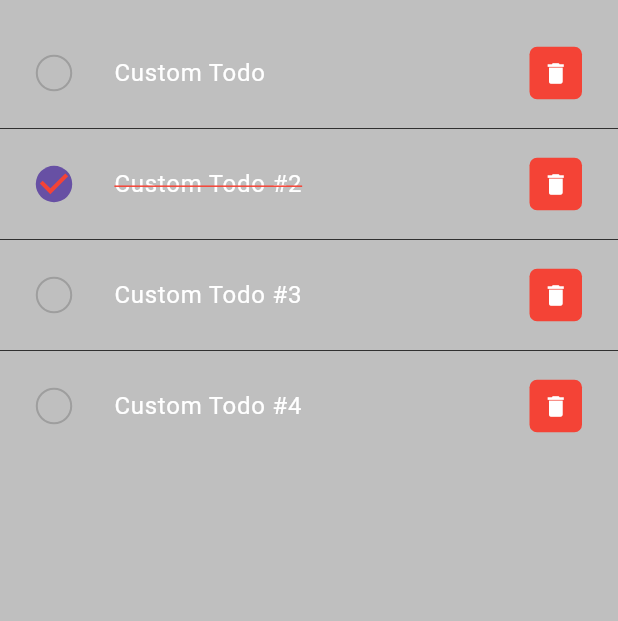
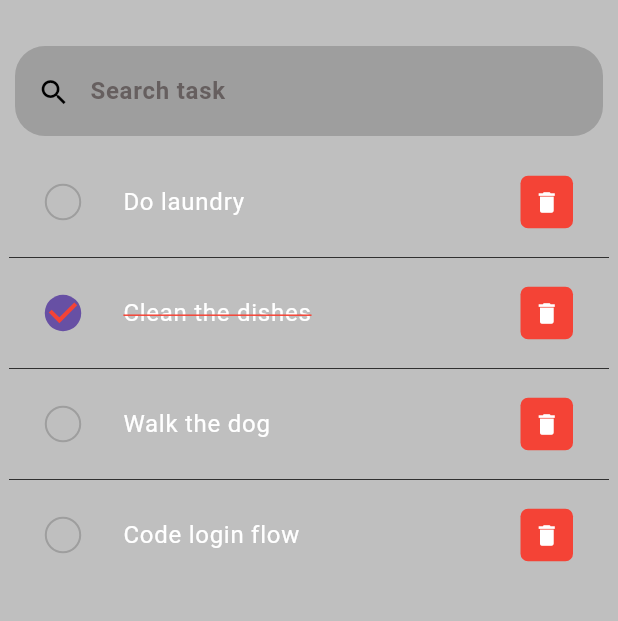
Before and after one commit to jeremyalv/todoish-flutter, a Flutter app: the screen it shows after launch, on a phone screen of 412 x 824 dp, the part 65-686 px from its top. Run offline on Flutter 3.47's test engine with Material 3 defaults, Android fonts, the phone set to English and light mode, and no system bars.

Commit message:
feat: implemented search feature

```diff
--- a/lib/models/tasks.dart
+++ b/lib/models/tasks.dart
@@ -15,25 +15,25 @@ class Task {
     return [
       Task(
         id: 1,
-        todo: "Custom Todo",
+        todo: "Do laundry",
         completed: false,
         userId: 1,
       ),
       Task(
         id: 2,
-        todo: "Custom Todo #2",
+        todo: "Clean the dishes",
         completed: true,
         userId: 1,
       ),
       Task(
         id: 3,
-        todo: "Custom Todo #3",
+        todo: "Walk the dog",
         completed: false,
         userId: 1,
       ),
       Task(
         id: 4,
-        todo: "Custom Todo #4",
+        todo: "Code login flow",
         completed: false,
         userId: 1,
       ),
--- a/lib/pages/home_page.dart
+++ b/lib/pages/home_page.dart
@@ -18,26 +18,21 @@ class HomePage extends StatefulWidget {
 
 class _HomePageState extends State<HomePage> {
   Map<int, bool> completedTasks = {};
-  // late Future<List<Task>> futureTasks;
-  final List<Task> tasks = Task.getDummyTasks();
+
+  List<Task> tasks = Task.getDummyTasks();
+  List<Task> _foundTasks = [];
 
   final _taskController = TextEditingController();
 
   @override
   void initState() {
+    _foundTasks = tasks;
     super.initState();
-    // futureTasks = fetchTasks();
   }
 
   List<Task> getCompletedtasks() {
     return tasks.where((task) => task.completed == true).toList();
   }
-
-  // Future<List<Task>> getCompletedTasks() async {
-  //   // We know for sure that futureTasks have rendered
-  //   List<Task> tasks = await fetchTasks();
-  //   return tasks.where((task) => completedTasks[task.id] == true).toList();
-  // }
 
   void _addTaskItem(int id, String todo, bool completed, int userId) {
     setState(() {
@@ -75,29 +70,77 @@ class _HomePageState extends State<HomePage> {
     });
   }
 
+  void _runFilter(String searchkey) {
+    List<Task> results = [];
+
+    if (searchkey.isEmpty) {
+      results = tasks;
+    } else {
+      results = tasks
+          .where((task) =>
+              task.todo!.toLowerCase().contains(searchkey.toLowerCase()))
+          .toList();
+    }
+
+    setState(() {
+      _foundTasks = results;
+    });
+  }
+
   @override
   Widget build(BuildContext context) {
-    // List<Task> getCompletedTasks() {
-    //   // We know for sure that futureTasks have rendered
-    //   futureTasks = fetchTasks();
-    //   futureTasks.then((tasks) {
-    //     List<Task> res =
-    //         tasks.where((task) => completedTasks[task.id] == true).toList();
-
-    //     print("RES: $res");
-    //     print(res.length > 0 ? res[0].todo : "none");
-    //     return res;
-    //   });
-
-    //   return [];
-    // }
-
     print("COMPLETED TASKS $completedTasks");
 
     return SafeArea(
       child: Scaffold(
           backgroundColor: Color(0x80808080),
-          appBar: AppBar(
+          appBar: _AppBar(context),
+          body: Stack(
+            children: [
+              Container(
+                padding: EdgeInsets.symmetric(horizontal: 6, vertical: 10),
+                child: Column(
+                  children: [
+                    // Searchbox
+                    Container(
+                      margin: EdgeInsets.symmetric(horizontal: 4, vertical: 8),
+                      padding: EdgeInsets.symmetric(horizontal: 6, vertical: 6),
+                      decoration: BoxDecoration(
+                        color: Colors.grey,
+                        borderRadius: BorderRadius.circular(20),
+                      ),
+                      child: TextField(
+                        onChanged: (val) => _runFilter(val),
+                        decoration: InputDecoration(
+                            constraints: BoxConstraints(maxHeight: 60),
+                            filled: true,
+                            fillColor: Colors.grey,
+                            contentPadding: EdgeInsets.all(0),
+                            prefixIcon: Icon(
+                              Icons.search,
+                              color: Colors.black,
+                              size: 22,
+                            ),
+                            prefixIconConstraints:
+                                BoxConstraints(maxHeight: 20, minWidth: 40),
+                            border: InputBorder.none,
+                            hintText: "Search task",
+                            hintStyle: TextStyle(
+                                color: const Color.fromARGB(255, 102, 95, 95),
+                                fontWeight: FontWeight.bold)),
+                      ),
+                    ),
+                    _Todolist(),
+                  ],
+                ),
+              ),
+            ],
+          )),
+    );
+  }
+
+  AppBar _AppBar(BuildContext context) {
+    return AppBar(
       backgroundColor: Colors.transparent,
       titleSpacing: 0,
       leading: Icon(
@@ -133,9 +176,13 @@ class _HomePageState extends State<HomePage> {
           },
         ),
       ],
-          ),
-          body: ListView.separated(
-            itemCount: tasks.length,
+    );
+  }
+
+  Expanded _Todolist() {
+    return Expanded(
+      child: ListView.separated(
+        itemCount: _foundTasks.length,
         itemBuilder: (context, index) {
           return GestureDetector(
             onTap: () {
@@ -143,122 +190,87 @@ class _HomePageState extends State<HomePage> {
                   context,
                   MaterialPageRoute(
                     builder: (context) => TaskDetail(
-                            task: tasks[index],
-                            completed: completedTasks[tasks[index].id] == true),
+                        task: _foundTasks[index],
+                        completed:
+                            completedTasks[_foundTasks[index].id] == true),
                   ));
             },
             child: TaskRow(
               vpadding: 8,
               hpadding: 12,
-                  task: tasks[index],
+              task: _foundTasks[index],
               onTaskClick: _onTaskClick,
               onTaskChangeComplete: _onTaskChangeComplete,
               onTaskDelete: _onTaskDelete,
             ),
           );
-
-              // return GestureDetector(
-              //     child: taskTile(context, tasks, index));
         },
         separatorBuilder: ((_, __) => Divider(
               thickness: .5,
               height: 2,
               color: Colors.black,
             )),
-          )),
+      ),
     );
   }
 
-  FutureBuilder<Object?> _futureTasksBuilder(Future<List<Task>> futureTasks) {
-    return FutureBuilder(
-        future: futureTasks,
-        builder: (context, snapshot) {
-          if (snapshot.hasData) {
-            List<Task> tasks = snapshot.data as List<Task>;
+  // For remote API call
+  // FutureBuilder<Object?> _futureTasksBuilder(Future<List<Task>> futureTasks) {
+  //   return FutureBuilder(
+  //       future: futureTasks,
+  //       builder: (context, snapshot) {
+  //         if (snapshot.hasData) {
+  //           List<Task> tasks = snapshot.data as List<Task>;
 
-            return ListView.separated(
-              itemCount: tasks.length,
-              itemBuilder: (context, index) {
-                return GestureDetector(
-                  onTap: () {
-                    Navigator.push(
-                        context,
-                        MaterialPageRoute(
-                          builder: (context) => TaskDetail(
-                              task: tasks[index],
-                              completed:
-                                  completedTasks[tasks[index].id] == true),
-                        ));
-                  },
-                  child: TaskRow(
-                    task: tasks[index],
-                    onTaskClick: _onTaskClick,
-                    onTaskChangeComplete: _onTaskChangeComplete,
-                    onTaskDelete: _onTaskDelete,
-                  ),
-                );
+  //           return ListView.separated(
+  //             itemCount: tasks.length,
+  //             itemBuilder: (context, index) {
+  //               return GestureDetector(
+  //                 onTap: () {
+  //                   Navigator.push(
+  //                       context,
+  //                       MaterialPageRoute(
+  //                         builder: (context) => TaskDetail(
+  //                             task: tasks[index],
+  //                             completed:
+  //                                 completedTasks[tasks[index].id] == true),
+  //                       ));
+  //                 },
+  //                 child: TaskRow(
+  //                   task: tasks[index],
+  //                   onTaskClick: _onTaskClick,
+  //                   onTaskChangeComplete: _onTaskChangeComplete,
+  //                   onTaskDelete: _onTaskDelete,
+  //                 ),
+  //               );
 
-                // return GestureDetector(
-                //     child: taskTile(context, tasks, index));
-              },
-              separatorBuilder: ((_, __) => Divider(
-                    thickness: .5,
-                    height: 20,
-                    color: Colors.black,
-                  )),
-            );
-          }
-          if (snapshot.hasError) {
-            return Text(
-              "Oops, an error happened: ${snapshot.error}",
-            );
-          }
+  //               // return GestureDetector(
+  //               //     child: taskTile(context, tasks, index));
+  //             },
+  //             separatorBuilder: ((_, __) => Divider(
+  //                   thickness: .5,
+  //                   height: 20,
+  //                   color: Colors.black,
+  //                 )),
+  //           );
+  //         }
+  //         if (snapshot.hasError) {
+  //           return Text(
+  //             "Oops, an error happened: ${snapshot.error}",
+  //           );
+  //         }
 
-          return Center(
-            child:
-                Column(mainAxisAlignment: MainAxisAlignment.center, children: [
-              CircularProgressIndicator(),
-              SizedBox(height: 10),
-              Text(
-                "Loading tasks...",
-                style: TextStyle(color: Colors.white),
-              ),
-            ]),
-          );
-        });
-  }
-
-  /* COMPONENTS */
-
-  // ListTile taskTile(BuildContext context, List<Task> tasks, int index) {
-  //   return ListTile(
-  //     onTap: () {
-  //       Navigator.push(
-  //           context,
-  //           MaterialPageRoute(
-  //             builder: (context) => TaskDetail(
-  //                 task: tasks[index],
-  //                 completed: completedTasks[tasks[index].id] == true),
-  //           ));
-  //     },
-  //     leading: Transform.scale(
-  //       scale: 1.35,
-  //       child: Checkbox(
-  //           shape: CircleBorder(),
-  //           side: BorderSide(color: Colors.grey),
-  //           value: completedTasks[tasks[index].id] == true,
-  //           onChanged: (value) {
-  //             setState(() {
-  //               completedTasks[tasks[index].id] = value!;
-  //             });
-  //           }),
-  //     ),
-  //     title: Text(
-  //       tasks[index].todo,
-  //       style: TextStyle(
-  //         color: Colors.white,
-  //       ),
-  //     ),
-  //   );
+  //         return Center(
+  //           child:
+  //               Column(mainAxisAlignment: MainAxisAlignment.center, children: [
+  //             CircularProgressIndicator(),
+  //             SizedBox(height: 10),
+  //             Text(
+  //               "Loading tasks...",
+  //               style: TextStyle(color: Colors.white),
+  //             ),
+  //           ]),
+  //         );
+  //       });
   // }
 }
```
Lines whose indentation alone changed are shown as unchanged.
